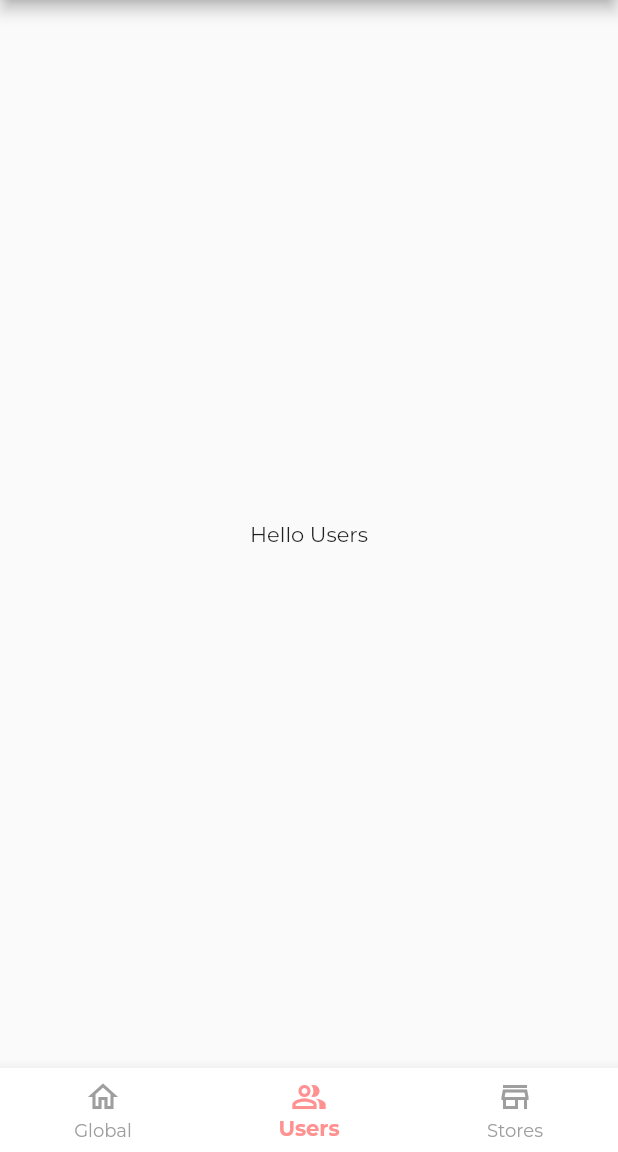
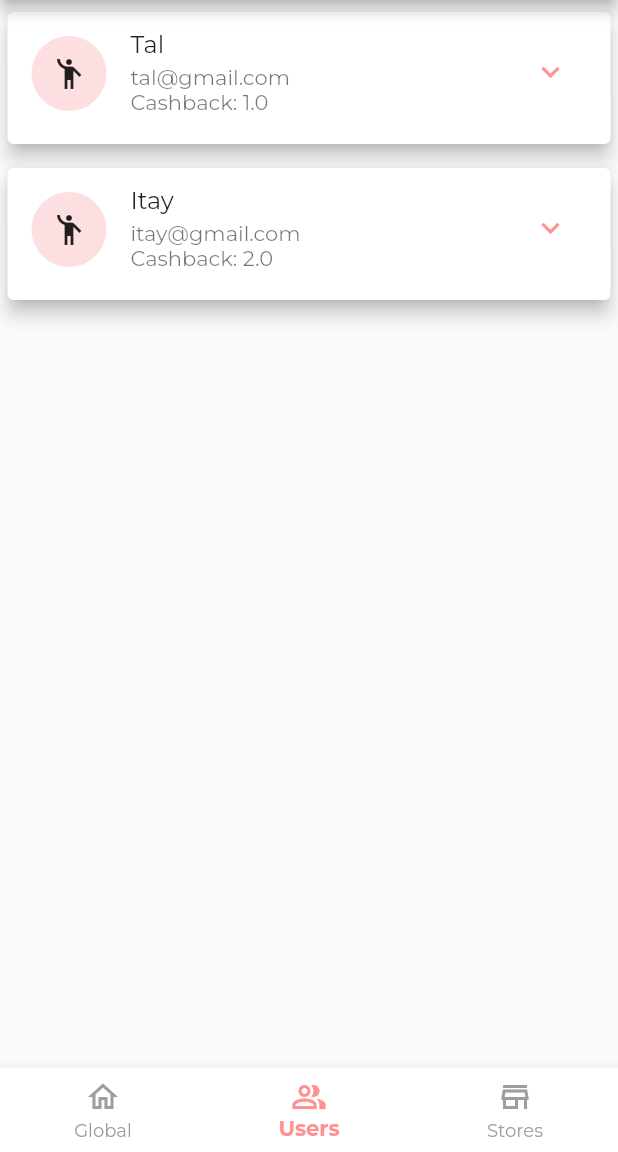
Before and after one commit to irisk29/yroz_admin_app, a Flutter app: the screen it shows after launch, item 2 of the bottom bar chosen, on a phone screen of 412 x 824 dp, the part 84-1236 px from its top. Run offline on Flutter 3.47's test engine with Material 2 defaults, Android fonts, the phone set to English and light mode, and no system bars.

Commit message:
users + purchase history

```diff
--- /dev/null
+++ b/lib/purchase.dart
@@ -0,0 +1,9 @@
+import 'package:flutter/foundation.dart';
+
+class Purchase {
+  final String buyerEmail;
+  final String storeEmail;
+  final double amount;
+
+  Purchase(this.buyerEmail, this.storeEmail, this.amount);
+}
--- /dev/null
+++ b/lib/user.dart
@@ -0,0 +1,10 @@
+import 'package:flutter/foundation.dart';
+
+class User {
+  final String name;
+  final String email;
+  final double cashback;
+//  final String imgUrl;
+
+  User(this.name, this.email, this.cashback);
+}
--- a/lib/users_screen.dart
+++ b/lib/users_screen.dart
@@ -1,12 +1,116 @@
 import 'package:flutter/material.dart';
+import 'package:yroz_admin/purchase.dart';
+import 'package:yroz_admin/user.dart';
 
-class UsersScreen extends StatelessWidget {
+class UsersScreen extends StatefulWidget {
   static const routeName = '/users';
 
   @override
+  _UsersScreenState createState() => _UsersScreenState();
+}
+
+class _UsersScreenState extends State<UsersScreen> {
+  final List<User> users = [
+    new User("Tal", "tal@gmail.com", 1),
+    new User("Itay", "itay@gmail.com", 2),
+//    new User("Itay", "itay@gmail.com", 2),
+//    new User("Itay", "itay@gmail.com", 2),
+  ];
+  late List<bool> showPurchases = users.map((user) => false).toList();
+
+  final List<Purchase> purchases = [
+    new Purchase("tal@gmail.com", "itay@gmail.com", 100),
+    new Purchase("tal@gmail.com", "itay@gmail.com", 200),
+    new Purchase("itay@gmail.com", "tal@gmail.com", 300)
+  ];
+
+  List<Purchase> filterByBuyer(String buyerEmail)  {
+    return purchases.where((purchase) => purchase.buyerEmail == buyerEmail).toList();
+  }
+
+  void showPurchase(int index) {
+    setState(() {
+      showPurchases[index] = !showPurchases[index];
+    });
+  }
+
+  @override
   Widget build(BuildContext context) {
-    return Center(
-      child: Text("Hello Users"),
-    );
+    return users.isEmpty
+        ? Center(child: Text("NO REGISTERED USERS!"))
+        : SafeArea(
+            child: ListView.builder(
+            itemBuilder: (ctx, index) {
+              return Column(
+                children: [
+                  Card(
+                    elevation: 5,
+                    margin: EdgeInsets.symmetric(
+                      vertical: 8,
+                      horizontal: 5,
+                    ),
+                    child: ListTile(
+                        leading: CircleAvatar(
+                          radius: 25,
+                          child: Padding(
+                            padding: EdgeInsets.all(6),
+                            child: FittedBox(
+                              child: Icon(Icons.emoji_people),
+                            ),
+                          ),
+                        ),
+                        title: Text(users[index].name),
+                        subtitle: Column(
+                          crossAxisAlignment: CrossAxisAlignment.start,
+                          children: [
+                            Text(users[index].email),
+                            Text(
+                                "Cashback: ${users[index].cashback.toString()}")
+                          ],
+                        ),
+                        isThreeLine: true,
+                        trailing: IconButton(
+                          icon: !showPurchases[index]
+                              ? Icon(Icons.expand_more)
+                              : Icon(Icons.expand_less),
+                          color: Theme.of(context).primaryColor,
+                          onPressed: () => showPurchase(index),
+                        )),
+                  ),
+                  showPurchases[index] ?
+                  ListView.builder(
+                    shrinkWrap: true,
+                    physics: ClampingScrollPhysics(),
+                    itemBuilder: (ctx, pIndex) {
+                      return Column(
+                        children: [
+                          Card(
+                            color: Colors.grey[200],
+                            elevation: 5,
+                            margin: EdgeInsets.symmetric(
+                              vertical: 2,
+                              horizontal: 5,
+                            ),
+                            child: ListTile(
+                                title: Text("Store: ${filterByBuyer(users[index].email)[pIndex].storeEmail}"),
+                                subtitle: Column(
+                                  crossAxisAlignment: CrossAxisAlignment.start,
+                                  children: [
+                                    Text("Amount: ${filterByBuyer(users[index].email)[pIndex].amount}"),
+                                  ],
+                                ),
+                                isThreeLine: false,
+                            ),
+                          ),
+                        ],
+                      );
+                    },
+                    itemCount: filterByBuyer(users[index].email).length,
+                  ) : Container()
+                ],
+              );
+            },
+            itemCount: users.length,
+          ));
   }
 }
```
Also changed, not shown: 1 other file.
